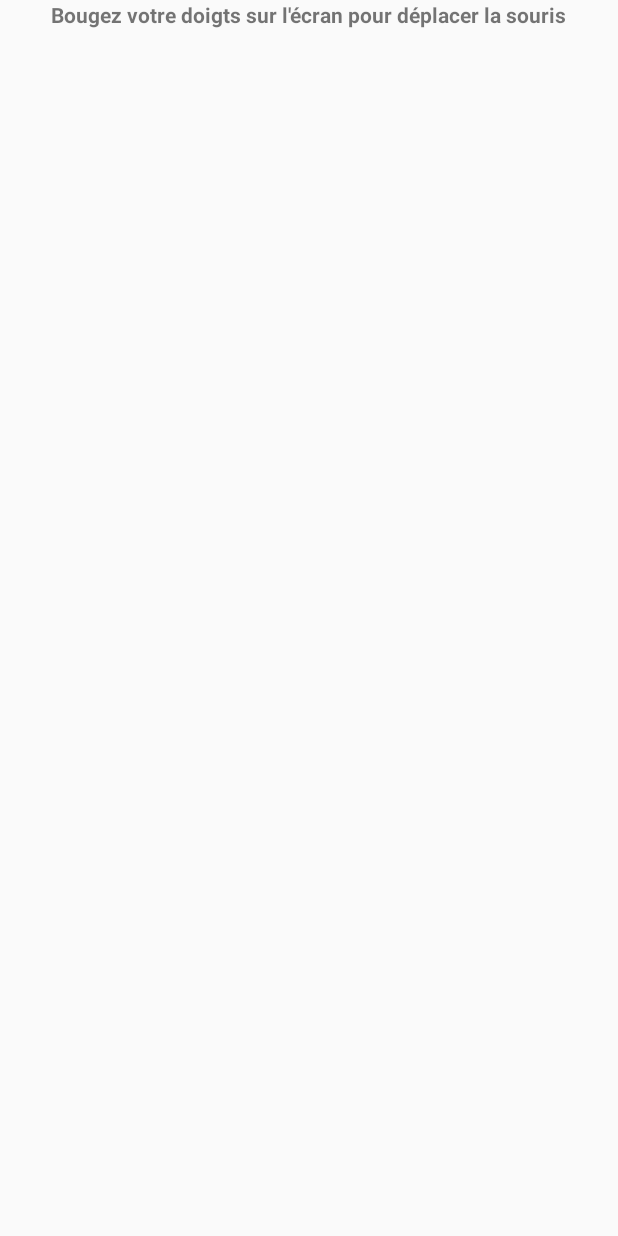
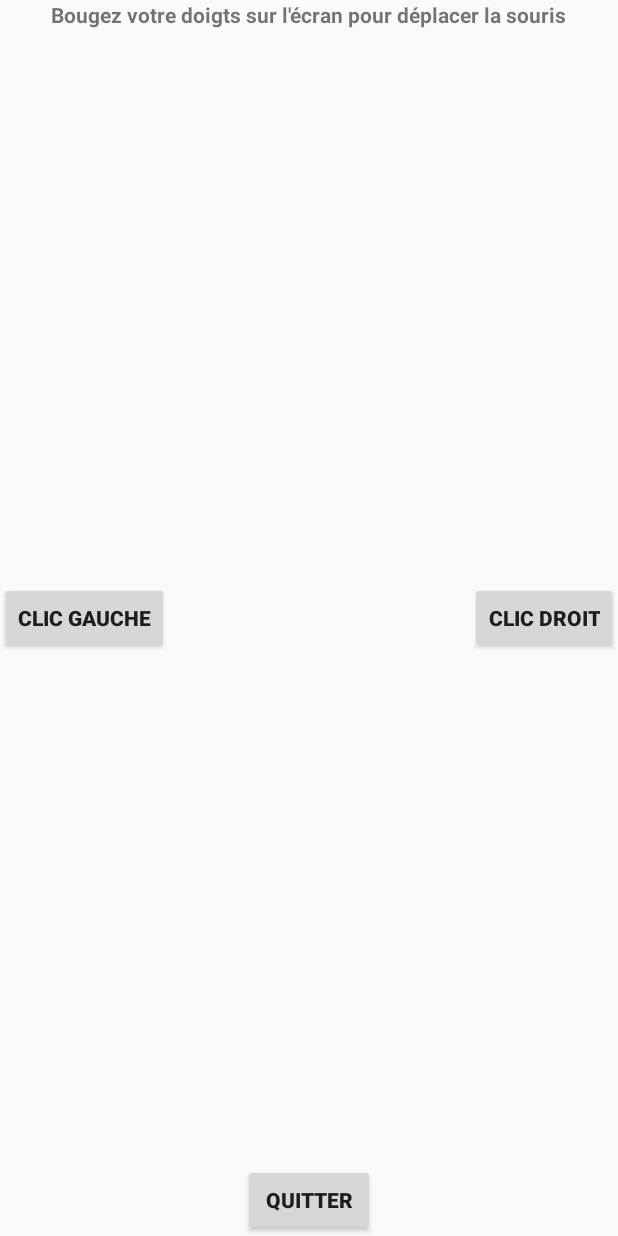
Before and after one commit to loic-pottierbarre/MalinSouris, an Android app: the layout controle_souris.xml on its own in the app's theme, with its tools: preview values and no code run, on a phone screen of 412 x 824 dp. Run offline under Robolectric (Android 15) with nearby library versions, the phone set to English and light mode, and no system bars.

Commit message:
Souris : fonctionnelle Diapo : fonctionnel Reste : connexion google + gestion des erreurs

```diff
--- a/app/src/main/AndroidManifest.xml
+++ b/app/src/main/AndroidManifest.xml
@@ -23,6 +23,7 @@
         </activity>
         <activity android:name=".Options_ordinateur"></activity>
         <activity android:name=".ControleSouris"></activity>
+        <activity android:name=".Diapo"></activity>
     </application>
 
 </manifest>
--- a/app/src/main/java/fr/univamu/iut/malinsouris/Diapo.java
+++ b/app/src/main/java/fr/univamu/iut/malinsouris/Diapo.java
@@ -24,7 +24,7 @@ import java.util.UUID;
  */
 
 public class Diapo extends Activity {
-    Button avancer, revenir, quitter;
+    private Button avancer, revenir, quitter;
 
 
 
@@ -69,6 +69,9 @@ public class Diapo extends Activity {
                 } catch (IOException e) {
                     e.printStackTrace();
                 }
+
+                Intent intent = new Intent(Diapo.this, Gestion_principale.class);
+                startActivity(intent);
             }
         });
     }
--- a/app/src/main/java/fr/univamu/iut/malinsouris/MainActivity.java
+++ b/app/src/main/java/fr/univamu/iut/malinsouris/MainActivity.java
@@ -101,7 +101,7 @@ public class MainActivity extends FragmentActivity {
         addOrdi.setOnClickListener(new View.OnClickListener() {
             @Override
             public void onClick(View view) {
-                bluetoothAdapter.startDiscovery();
+               Toast.makeText(MainActivity.this, "Non.", Toast.LENGTH_SHORT).show();
             }
         });
     }
--- a/app/src/main/res/layout/controle_souris.xml
+++ b/app/src/main/res/layout/controle_souris.xml
@@ -32,6 +32,34 @@
         android:layout_alignParentRight="true"
         android:textStyle="bold" />
 
+    <Button
+        android:id="@+id/clicGauche"
+        android:layout_width="wrap_content"
+        android:layout_height="wrap_content"
+        android:layout_centerInParent="true"
+        android:layout_alignParentLeft="true"
+        android:text="Clic gauche"
+        android:textStyle="bold"/>
+
+    <Button
+        android:id="@+id/clicDroit"
+        android:layout_width="wrap_content"
+        android:layout_height="wrap_content"
+        android:layout_centerInParent="true"
+        android:layout_alignParentRight="true"
+        android:text="Clic droit"
+        android:textStyle="bold"/>
+
+    <Button
+        android:id="@+id/bouttonQuitter"
+        android:layout_width="wrap_content"
+        android:layout_height="wrap_content"
+        android:layout_centerInParent="true"
+        android:layout_alignParentBottom="true"
+        android:textStyle="bold"
+        android:text="Quitter"
+        />
+
 
 
 </RelativeLayout>
```
Also changed, not shown: app/src/main/java/fr/univamu/iut/malinsouris/Connexion.java (+16 -6 lines), app/src/main/java/fr/univamu/iut/malinsouris/ControleSouris.java (+95 -0 lines), app/src/main/java/fr/univamu/iut/malinsouris/Gestion_principale.java (+10 -1 lines).
